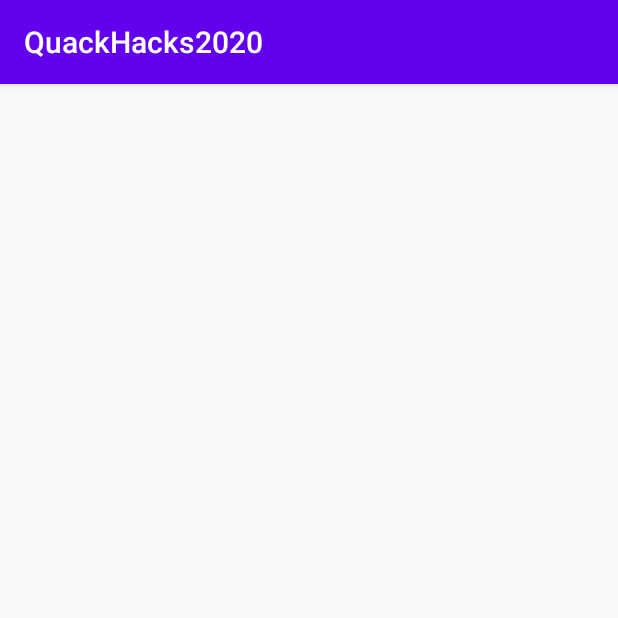
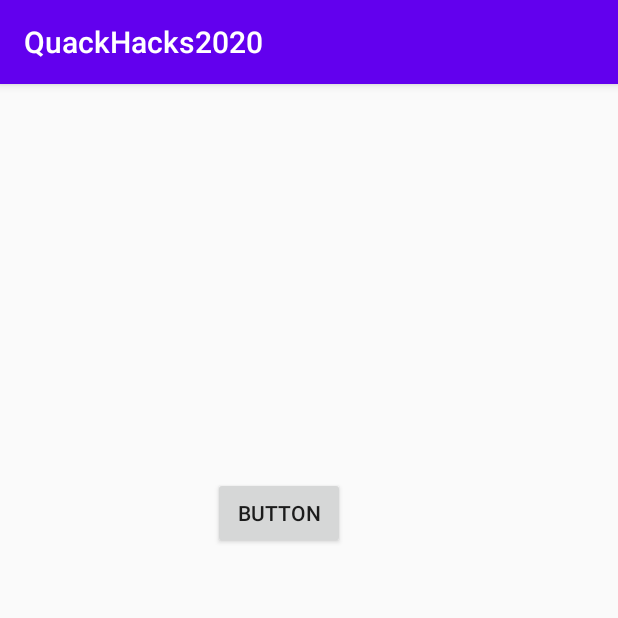
Before and after one commit to Team12QuackHacks/App, an Android app: the screen it shows after launch (MainActivity), on a phone screen of 412 x 824 dp, the top half of it. Run offline under Robolectric (Android 15) with nearby library versions, the phone set to English and light mode, and no system bars.

Commit message:
Debugged specific location, a little bit bodged together but it works

```diff
--- a/QuackHacks2020/app/src/main/res/layout/activity_main.xml
+++ b/QuackHacks2020/app/src/main/res/layout/activity_main.xml
@@ -6,4 +6,14 @@
     android:layout_height="match_parent"
     tools:context=".MainActivity">
 
+    <Button
+        android:id="@+id/button"
+        android:layout_width="wrap_content"
+        android:layout_height="wrap_content"
+        android:layout_marginStart="142dp"
+        android:layout_marginTop="262dp"
+        android:onClick="onClick"
+        android:text="Button"
+        app:layout_constraintStart_toStartOf="parent"
+        app:layout_constraintTop_toTopOf="parent" />
 </androidx.constraintlayout.widget.ConstraintLayout>
--- a/QuackHacks2020/app/src/main/res/layout/activity_specific_location.xml
+++ b/QuackHacks2020/app/src/main/res/layout/activity_specific_location.xml
@@ -41,8 +41,10 @@
         android:id="@+id/spinner"
         android:layout_width="150dp"
         android:layout_height="39dp"
-        tools:layout_editor_absoluteX="130dp"
-        tools:layout_editor_absoluteY="194dp" />
+        android:layout_marginStart="130dp"
+        android:layout_marginTop="194dp"
+        app:layout_constraintStart_toStartOf="parent"
+        app:layout_constraintTop_toTopOf="parent" />
 
     <TextView
         android:id="@+id/curWaitTime"
```
Also changed, not shown: QuackHacks2020/app/src/main/java/com/example/quackhacks2020/MainActivity.java (+11 -0 lines), QuackHacks2020/app/src/main/java/com/example/quackhacks2020/SpecificLocationActivity.java (+24 -18 lines), 30 other files.
